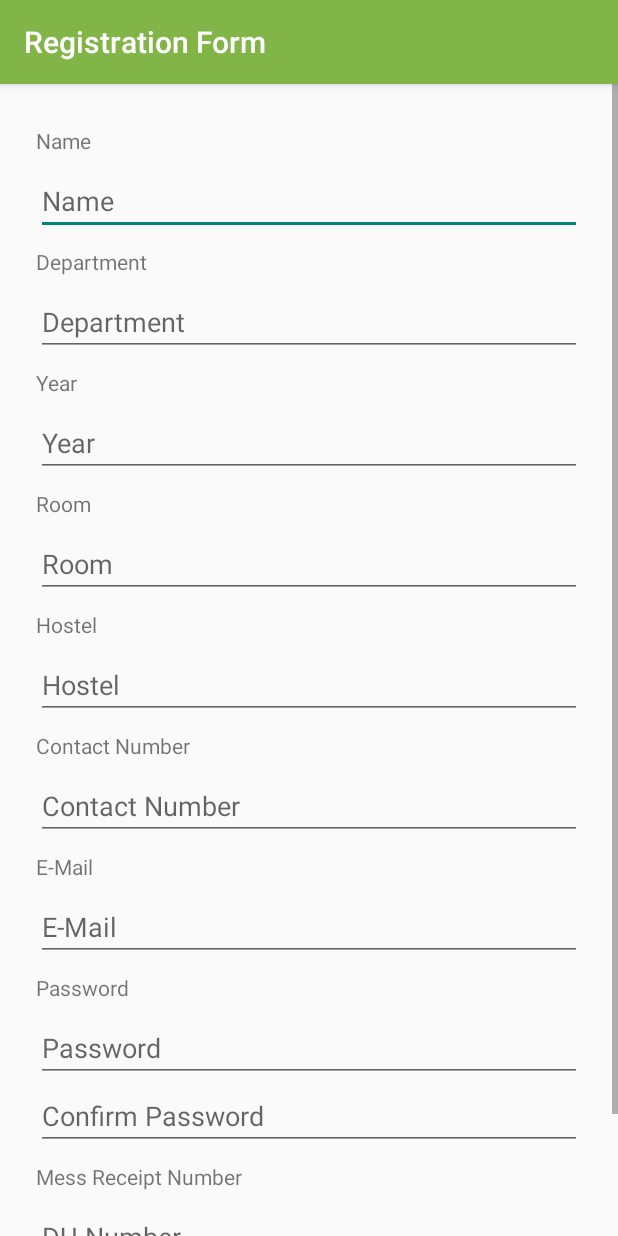
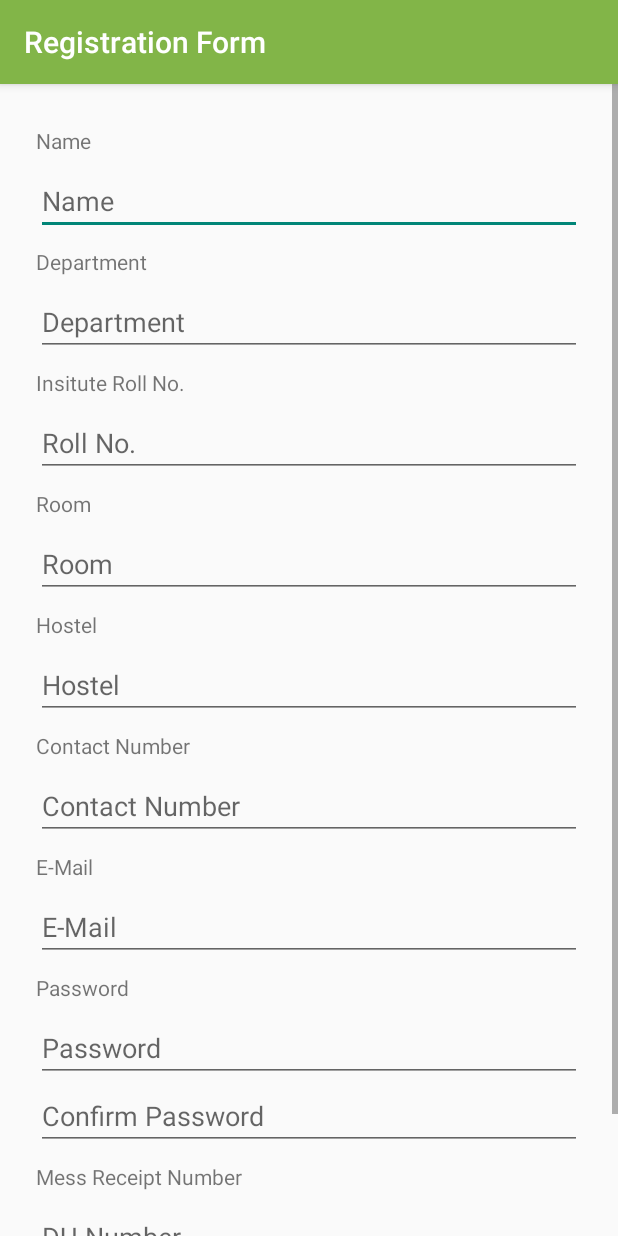
Before and after one commit to shreyash-jain/sattvikapp-1-12-18, an Android app: the Registration screen opened directly, with no data from a screen before it, on a phone screen of 412 x 824 dp. Run offline under Robolectric (Android 15) with nearby library versions, the phone set to English and light mode, and no system bars; our stand-ins replace Firebase (no records; nobody signed in at launch, a user with empty details on screens opened directly); libraries missing offline, so code that uses them is left out: com.basgeekball.awesomevalidation; 9 statements that could not run were skipped.

Commit message:
calender events added and year changed with roll no.

```diff
--- a/app/src/main/java/com/example/shreyash/myapplication/Registration.java
+++ b/app/src/main/java/com/example/shreyash/myapplication/Registration.java
@@ -53,6 +53,7 @@ public class Registration extends AppCompatActivity  implements View.OnClickList
         buttonSubmit = findViewById(R.id.button);
 
 
+
         awesomeValidation.addValidation(this, R.id.input_name, "^[A-Za-z\\s]{1,}[\\.]{0,1}[A-Za-z\\s]{0,}$", R.string.nameerror);
         awesomeValidation.addValidation(this, R.id.input_email, Patterns.EMAIL_ADDRESS, R.string.emailerror);
         awesomeValidation.addValidation(this, R.id.input_phone, "^[2-9]{2}[0-9]{8}$", R.string.mobileerror);
--- a/app/src/main/res/layout/activity_registration.xml
+++ b/app/src/main/res/layout/activity_registration.xml
@@ -48,15 +48,17 @@
     <TextView
         android:layout_width="match_parent"
         android:layout_height="wrap_content"
+        android:layout_marginBottom="8dp"
         android:layout_marginTop="8dp"
-        android:layout_marginBottom="8dp"
-        android:text="Year"/>
-    <EditText android:id="@+id/input_year"
+        android:text="Insitute Roll No." />
+
+    <EditText
+        android:id="@+id/input_year"
         android:layout_width="match_parent"
         android:layout_height="wrap_content"
         android:ems="10"
-        android:inputType="number"
-        android:hint="Year" />
+        android:hint="Roll No."
+        android:inputType="number" />
 
     <TextView
         android:layout_width="match_parent"
--- a/app/src/main/res/values/dimens.xml
+++ b/app/src/main/res/values/dimens.xml
@@ -27,5 +27,6 @@
     <dimen name="ic_album_overflow_height">30dp</dimen>
     <dimen name="ic_album_overflow_margin_top">10dp</dimen>
     <dimen name="text_margin">16dp</dimen>
+    <dimen name="calenderdraw">5dp</dimen>
 
 </resources>
```
Also changed, not shown: app/src/main/java/com/example/shreyash/myapplication/ActivityAbout.java (+13 -1 lines), app/src/main/java/com/example/shreyash/myapplication/FragmentCancel.java (+29 -4 lines), app/src/main/res/drawable/b.png (added), app/src/main/res/drawable/bd.png (added), app/src/main/res/drawable/bl.png (added), app/src/main/res/drawable/bld.png (added), app/src/main/res/drawable/d.png (added), app/src/main/res/drawable/l.png (added), app/src/main/res/drawable/ld.png (added).
